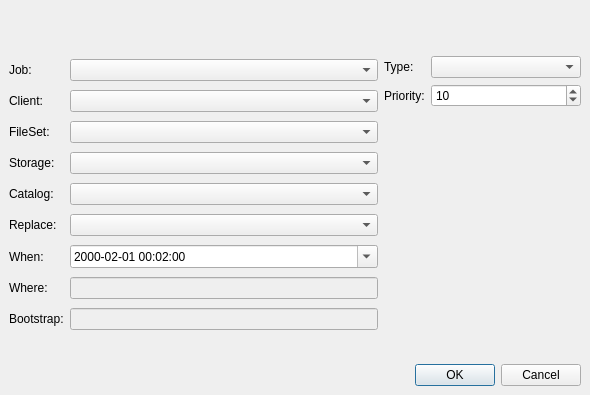
First picture: the form in bacula/src/qt-console/run/runcmd.ui, repository rkorzeniewski/bacula, before the edit.
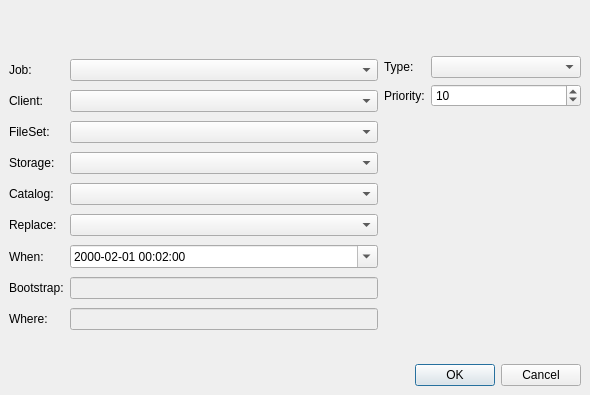
Second picture: the form after the edit.

Commit message: Labels were reversed.

The edit to the form file:
```diff
--- a/bacula/src/qt-console/run/runcmd.ui
+++ b/bacula/src/qt-console/run/runcmd.ui
@@ -113,7 +113,7 @@
        <item row="8" column="0" >
         <widget class="QLabel" name="label_5" >
          <property name="text" >
-          <string>Bootstrap:</string>
+          <string>Where:</string>
          </property>
          <property name="openExternalLinks" >
           <bool>true</bool>
@@ -126,7 +126,7 @@
        <item row="7" column="0" >
         <widget class="QLabel" name="label_12" >
          <property name="text" >
-          <string>Where:</string>
+          <string>Bootstrap:</string>
          </property>
          <property name="buddy" >
           <cstring>bootstrap</cstring>
```
The commit also changes 2 other files.
